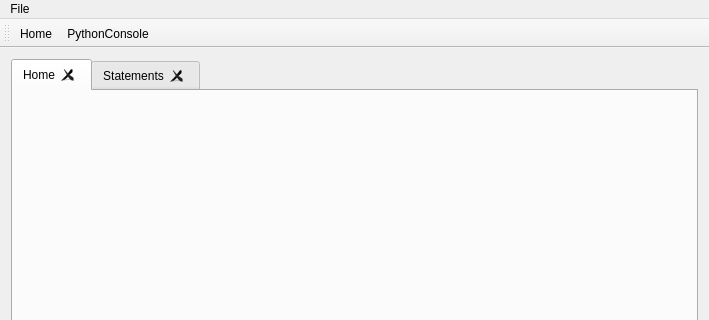
Above: AccountingMain/AccountingUI/mainwindow.ui from agabor/platan before the change; both pictures show x 0 to 709 and y 0 to 320 of the 709 by 483 pixel window. Below: the same form after it.
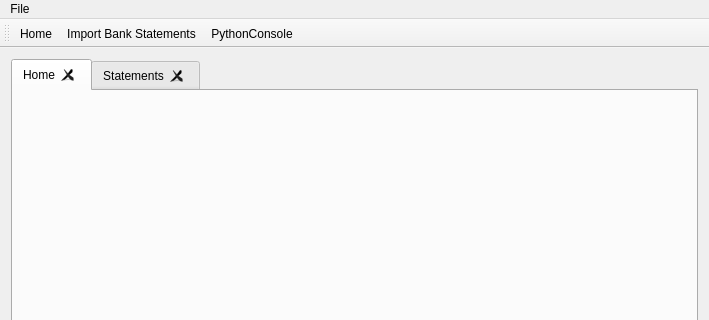
That is the form after the change. Icons and pictures are not drawn. Custom widgets are drawn as their Qt base class.

Commit message: import action

Patch:
```diff
--- a/AccountingMain/AccountingUI/mainwindow.ui
+++ b/AccountingMain/AccountingUI/mainwindow.ui
@@ -104,6 +104,7 @@
     <bool>false</bool>
    </attribute>
    <addaction name="actionHome"/>
+   <addaction name="actionImport_Bank_Statements"/>
    <addaction name="actionPythonConsole"/>
   </widget>
   <action name="actionHome">
@@ -144,6 +145,15 @@
     <string>PythonConsole</string>
    </property>
   </action>
+  <action name="actionImport_Bank_Statements">
+   <property name="icon">
+    <iconset resource="icons.qrc">
+     <normaloff>:/icons/icons/document-import.png</normaloff>:/icons/icons/document-import.png</iconset>
+   </property>
+   <property name="text">
+    <string>Import Bank Statements</string>
+   </property>
+  </action>
  </widget>
  <layoutdefault spacing="6" margin="11"/>
  <customwidgets>
```
Left out of the diff: 7 changed lines with no effect on the pictures. The commit also changes 4 other files.
